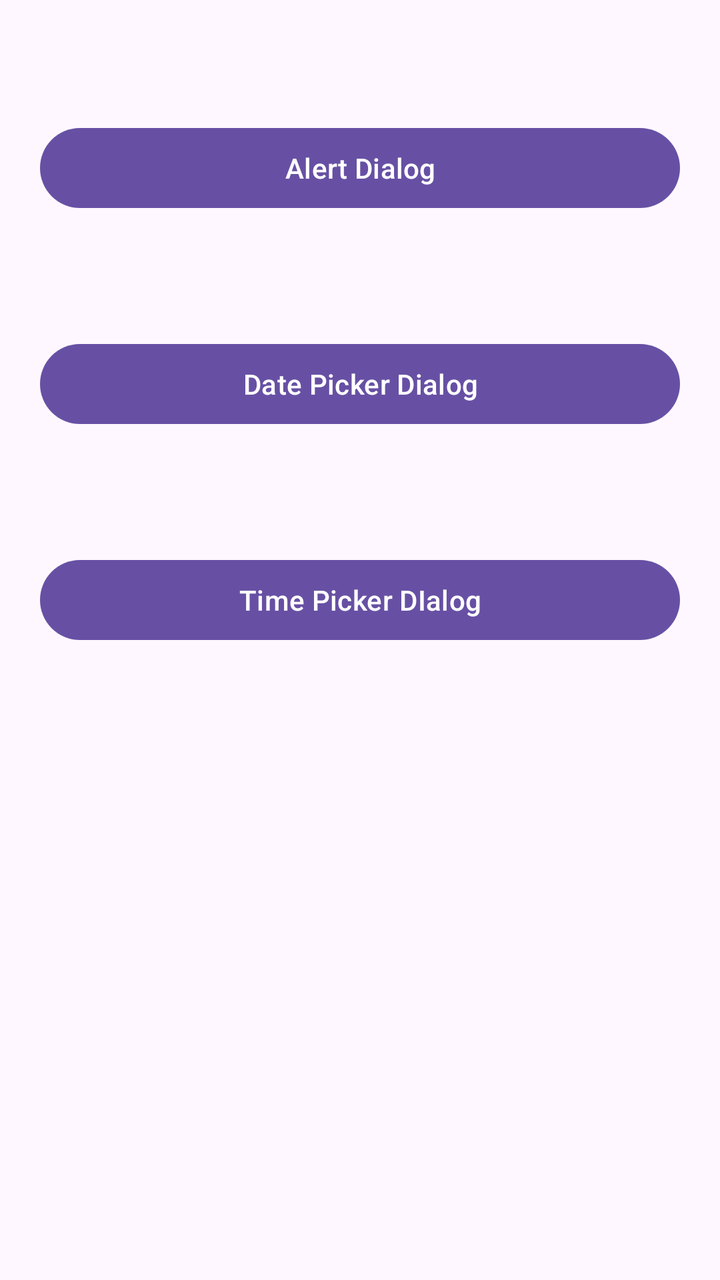
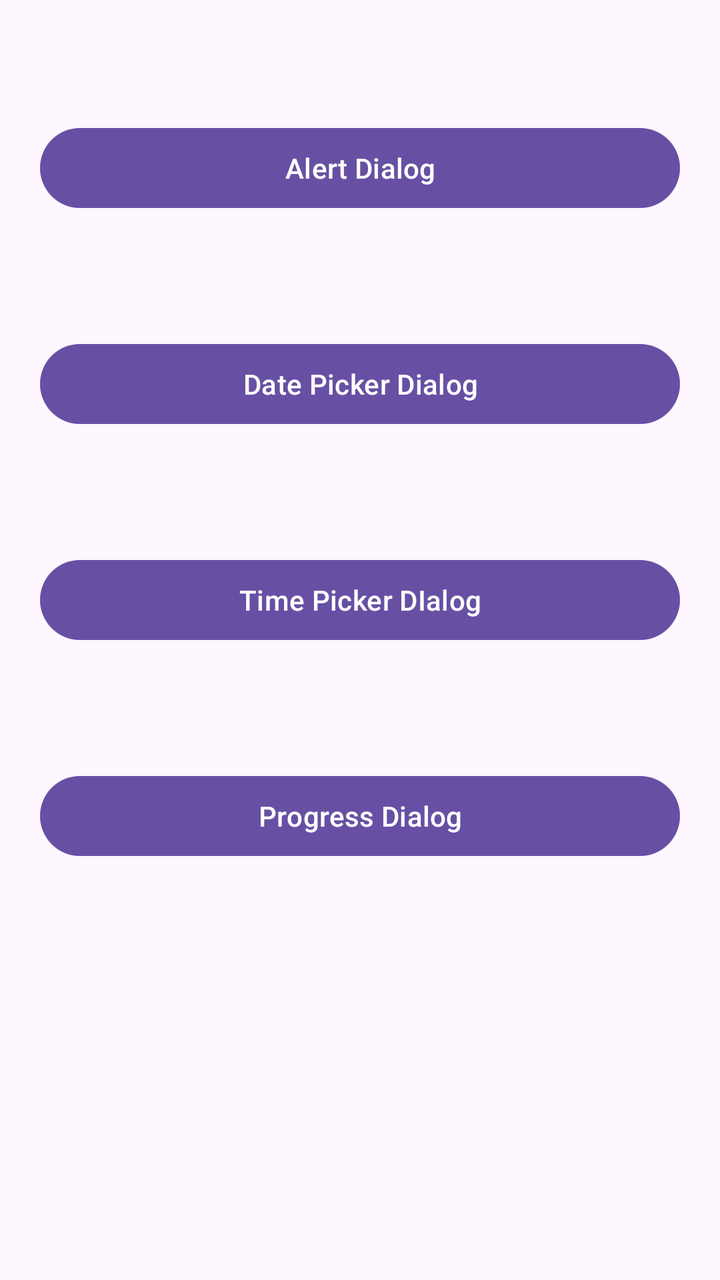

Before-and-after screenshots of an Android layout around one commit, followed by the original layout XML and the change that was made.
<!-- AndroidManifest.xml: application theme Theme._05_02_2025_Dialogs_Day1 -->
<!-- res/layout/activity_main.xml -->
<?xml version="1.0" encoding="utf-8"?>
<LinearLayout xmlns:android="http://schemas.android.com/apk/res/android"
    xmlns:app="http://schemas.android.com/apk/res-auto"
    xmlns:tools="http://schemas.android.com/tools"
    android:id="@+id/main"
    android:layout_width="match_parent"
    android:layout_height="match_parent"
    android:orientation="vertical"
    tools:context=".MainActivity">

    <Button
        android:id="@+id/btnAlertDialog"
        style="@style/style_1"
        android:text="@string/alert_dialog" />

    <Button
        android:id="@+id/btnDatePickerDialog"
        style="@style/style_1"
        android:text="@string/date_picker_dialog" />

    <Button
        style="@style/style_1"
        android:id="@+id/btnTimePickerDialog"
        android:text="@string/time_picker_dialog"/>

</LinearLayout>
<!-- resources referenced by this layout -->
<resources>
  <string name="alert_dialog">Alert Dialog</string>
  <string name="date_picker_dialog">Date Picker Dialog</string>
  <string name="time_picker_dialog">Time Picker DIalog</string>
  <style name="style_1">
          <item name="android:layout_width">match_parent</item>
          <item name="android:layout_height">wrap_content</item>
          <item name="android:layout_marginRight">20dp</item>
          <item name="android:layout_marginLeft">20dp</item>
          <item name="android:layout_marginTop">60dp</item>
      </style>
  <style name="Theme._05_02_2025_Dialogs_Day1" parent="Base.Theme._05_02_2025_Dialogs_Day1" />
  <style name="Base.Theme._05_02_2025_Dialogs_Day1" parent="Theme.Material3.DayNight.NoActionBar">
          
          
      </style>
</resources>

<!-- the commit's change to res/layout/activity_main.xml (unified diff, before → after) -->
@@ -23,4 +23,9 @@
         android:id="@+id/btnTimePickerDialog"
         android:text="@string/time_picker_dialog"/>
 
+    <Button
+        style="@style/style_1"
+        android:text="@string/progress_dialog"
+        android:id="@+id/btnProgressDialog"/>
+
 </LinearLayout>
<!-- resource entries referenced after the edit -->
@@ -2,6 +2,7 @@
 <resources>
   <string name="alert_dialog">Alert Dialog</string>
   <string name="date_picker_dialog">Date Picker Dialog</string>
+  <string name="progress_dialog">Progress Dialog</string>
   <string name="time_picker_dialog">Time Picker DIalog</string>
   <style name="style_1">
           <item name="android:layout_width">match_parent</item>
